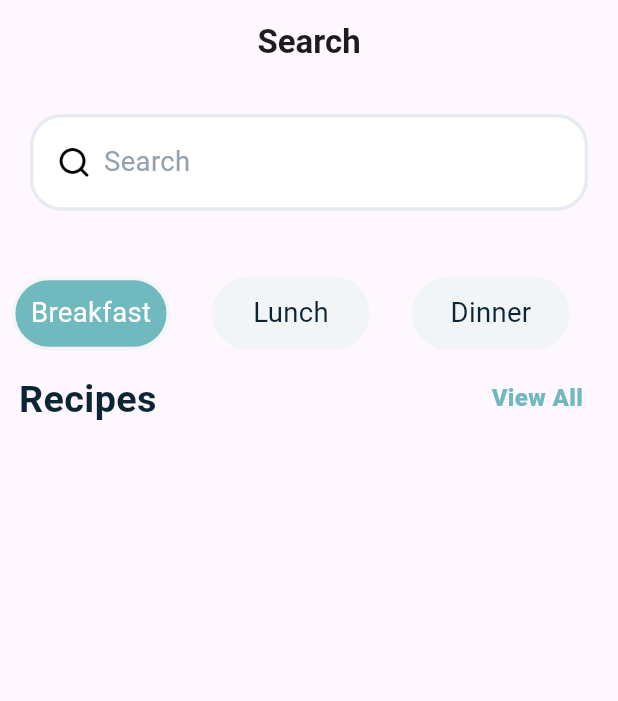
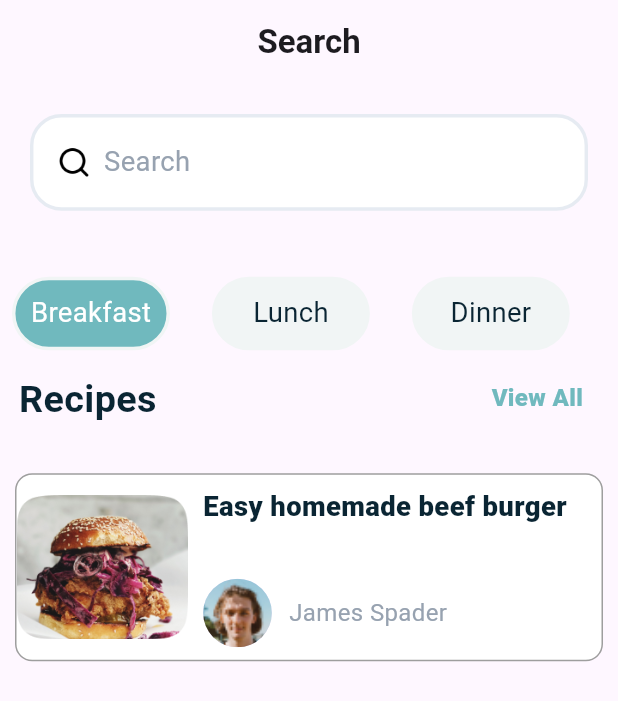
Before and after one commit to Rostomgh/dev_challenge_2, a Flutter app: the SearchScreen screen opened directly, on a phone screen of 412 x 824 dp. Shown: the top 701 px of the screen. Run offline on Flutter 3.47's test engine with Material 3 defaults, Android fonts, the phone set to English and light mode, and no system bars; our stand-ins replace bloc, flutter_bloc, flutter_screenutil, responsive_grid.

```diff
--- a/lib/core/Theme/AppAssets.dart
+++ b/lib/core/Theme/AppAssets.dart
@@ -12,4 +12,5 @@ class AppAssets {
   static const String start='assets/start.png';
   static const String buy='assets/buy.png';
   static const String choice='assets/choice.png';
+  static const String arrow =' assets/arrow.png';
 }
--- a/lib/features/Search Screen/SearchScreen.dart
+++ b/lib/features/Search Screen/SearchScreen.dart
@@ -1,4 +1,5 @@
 import 'package:dev_challenge_2/core/Theme/AppSizes.dart';
+import 'package:dev_challenge_2/features/Search%20Screen/Widget/CustomGridChoice.dart';
 import 'package:dev_challenge_2/features/Search%20Screen/Widget/CustomSerachBar.dart';
 import 'package:dev_challenge_2/features/home/Widget/BuildCategory.dart';
 import 'package:dev_challenge_2/features/home/Widget/CustomNameSection.dart';
@@ -31,6 +32,8 @@ class _SearchScreenState extends State<SearchScreen> {
             tit: 'View All',
             NSection: ' Recipes',
           ),
+          SizedBox(height: AppSizes.height,),
+          CustomGridChoice(descp: 'Easy homemade beef burger', name: 'James Spader'),
           ]
 
         ),
--- a/lib/features/Search Screen/Widget/CustomGridChoice.dart
+++ b/lib/features/Search Screen/Widget/CustomGridChoice.dart
@@ -1,30 +1,33 @@
 import 'package:dev_challenge_2/core/Theme/AppAssets.dart';
 import 'package:dev_challenge_2/core/Theme/AppColors.dart';
 import 'package:dev_challenge_2/core/Theme/AppSizes.dart';
-import 'package:dev_challenge_2/features/home/Widget/CustomRowName.dart';
 import 'package:flutter/material.dart';
-import 'package:flutter/widgets.dart';
 import 'package:flutter_screenutil/flutter_screenutil.dart';
 import 'package:responsive_grid/responsive_grid.dart';
 
 class CustomGridChoice extends StatelessWidget {
+  final String name;
   final String descp;
-  const CustomGridChoice({super.key, required this.descp});
+  final Function()? onpress;
+  const CustomGridChoice({super.key, required this.descp, required this.name, this.onpress});
 
   @override
   Widget build(BuildContext context) {
     return Padding(
       padding: const EdgeInsets.all(10.0),
       child: InkWell(
-          child: ResponsiveGridRow(children: [
+        onTap: onpress,
+        child: ResponsiveGridRow(
+          children: [
             ResponsiveGridCol(
-                xs: 10,
+              xs: 12,
               child: Container(
                 decoration: BoxDecoration(
+                  border: Border.all(color: AppColors.layout),
                   color: AppColors.white,
-                      borderRadius: BorderRadius.circular(10.r).w,
+                  borderRadius: BorderRadius.circular(10.r),
                 ),
-                    height: 100.h,
+                height: 105.h,
                 width: AppSizes.wigridS,
                 alignment: Alignment.center,
                 child: Row(
@@ -34,30 +37,52 @@ class CustomGridChoice extends StatelessWidget {
                       height: 84.h,
                       width: 100.w,
                     ),
-                        const SizedBox(
-                          height: AppSizes.ten,
-                        ),
-                        Column(
+                    const SizedBox(width: AppSizes.ten),
+                    Expanded(
+                      child: Column(
+                        crossAxisAlignment: CrossAxisAlignment.start,
+                        mainAxisAlignment: MainAxisAlignment.center,
                         children: [
                           Text(
                             descp,
                             style: TextStyle(
                               color: AppColors.textColor,
                               fontSize: 16.sp,
-                                  fontWeight: FontWeight.w800),
+                              fontWeight: FontWeight.w800,
                             ),
-                            const CustomRowName(
-                              name: 'James Spader',
+                            maxLines: 2,
+                            overflow: TextOverflow.ellipsis,
+                          ),
+                          const SizedBox(height: 35.0),
+                          Row(
+                            children: [
+                              CircleAvatar(
+                                radius: 20.w,
+                                backgroundImage:
+                                    const AssetImage(AppAssets.profile),
+                              ),
+                              SizedBox(width: 10.w),
+                              Text(
+                                name,
+                                style: TextStyle(
+                                  fontSize: 14.sp,
+                                  fontWeight: FontWeight.w400,
+                                  color: const Color(0xff97A2B0),
+                                ),
                               ),
                             ],
                           ),
-                        Spacer(),
-                        const Icon(
-                          Icons.arrow_back,
-                        )
                         ],
-                    )))
-          ]),
-        ));
+                      ),
+                    ),
+
+                  ],
+                ),
+              ),
+            ),
+          ],
+        ),
+      ),
+    );
   }
 }
--- a/lib/features/home/Widget/CustomRowName.dart
+++ b/lib/features/home/Widget/CustomRowName.dart
@@ -5,7 +5,7 @@ import 'package:flutter_screenutil/flutter_screenutil.dart';
 
 class CustomRowName extends StatelessWidget {
   final String name;
-  const CustomRowName({super.key, required this.name});
+  const  CustomRowName({super.key, required this.name});
 
   @override
   Widget build(BuildContext context) {
```
Also changed, not shown: assets/arrow.png (added). Lines whose indentation alone changed are shown as unchanged.
